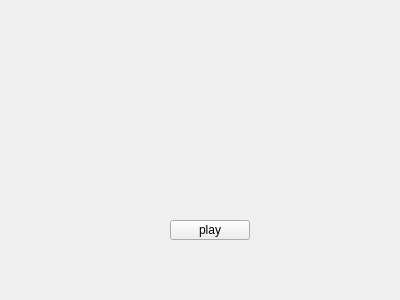
SundaySSSSS/AudioPlayer, file widget.ui: the form before one commit.
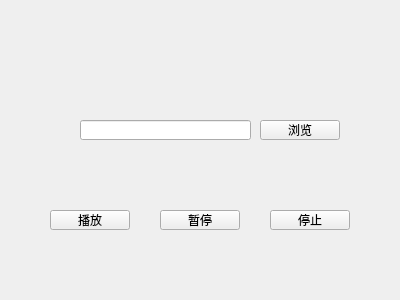
The form after the commit.

```diff
--- a/widget.ui
+++ b/widget.ui
@@ -16,14 +16,63 @@
   <widget class="QPushButton" name="pushButton_Play">
    <property name="geometry">
     <rect>
-     <x>170</x>
-     <y>220</y>
+     <x>50</x>
+     <y>210</y>
      <width>80</width>
      <height>20</height>
     </rect>
    </property>
    <property name="text">
-    <string>play</string>
+    <string>播放</string>
+   </property>
+  </widget>
+  <widget class="QPushButton" name="pushButton_Pause">
+   <property name="geometry">
+    <rect>
+     <x>160</x>
+     <y>210</y>
+     <width>80</width>
+     <height>20</height>
+    </rect>
+   </property>
+   <property name="text">
+    <string>暂停</string>
+   </property>
+  </widget>
+  <widget class="QPushButton" name="pushButton_Stop">
+   <property name="geometry">
+    <rect>
+     <x>270</x>
+     <y>210</y>
+     <width>80</width>
+     <height>20</height>
+    </rect>
+   </property>
+   <property name="text">
+    <string>停止</string>
+   </property>
+  </widget>
+  <widget class="QPushButton" name="pushButton_Browser">
+   <property name="geometry">
+    <rect>
+     <x>260</x>
+     <y>120</y>
+     <width>80</width>
+     <height>20</height>
+    </rect>
+   </property>
+   <property name="text">
+    <string>浏览</string>
+   </property>
+  </widget>
+  <widget class="QLineEdit" name="lineEdit_Path">
+   <property name="geometry">
+    <rect>
+     <x>80</x>
+     <y>120</y>
+     <width>171</width>
+     <height>20</height>
+    </rect>
    </property>
   </widget>
  </widget>
```
